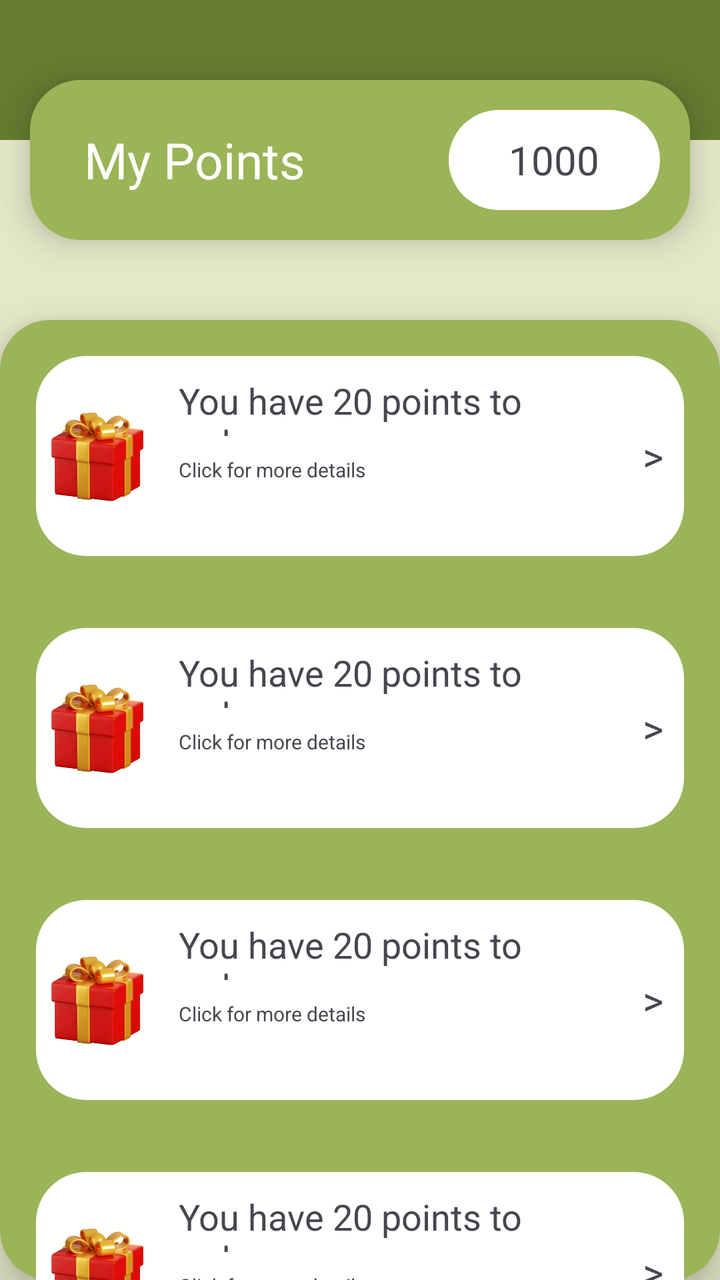
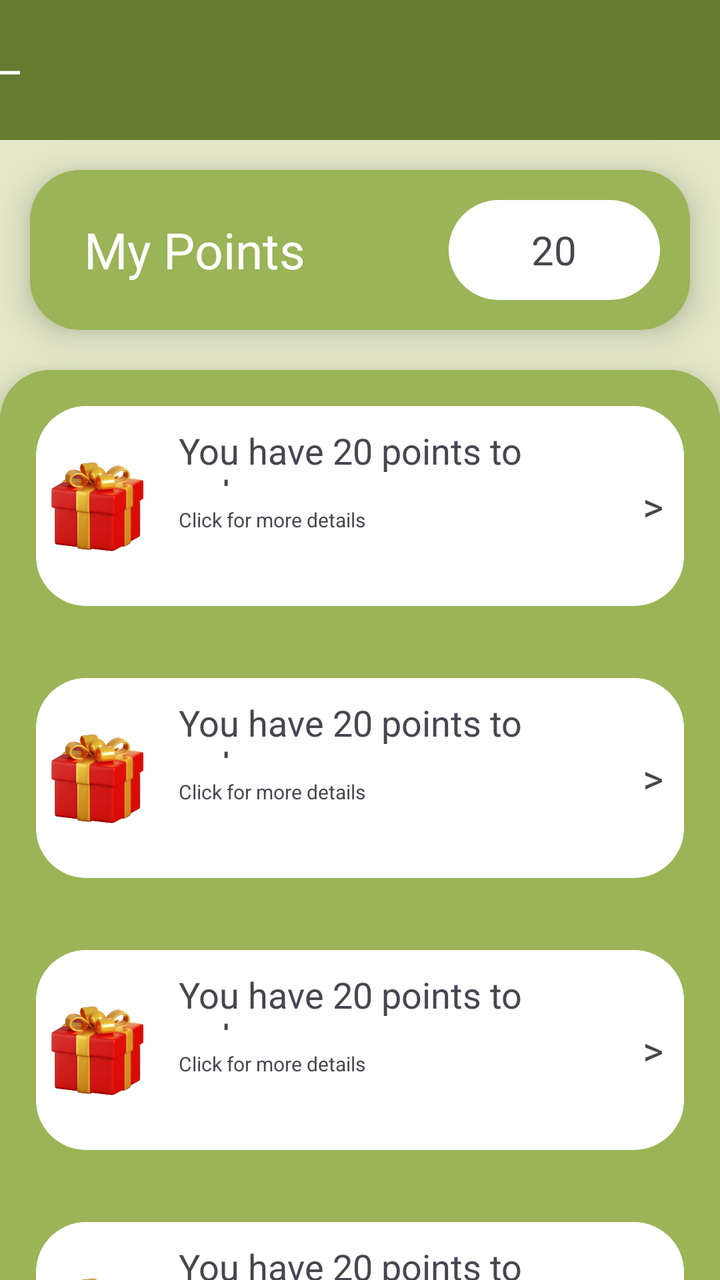

Two renders of the same Android screen: before a commit and after it. Below are the layout's source before the change and the commit's diff.
<!-- AndroidManifest.xml: application theme Theme.Gamstop -->
<!-- res/layout/activity_reward_page.xml -->
<?xml version="1.0" encoding="utf-8"?>
<FrameLayout xmlns:android="http://schemas.android.com/apk/res/android"
    xmlns:app="http://schemas.android.com/apk/res-auto"
    xmlns:tools="http://schemas.android.com/tools"
    android:id="@+id/main"
    android:layout_width="match_parent"
    android:layout_height="match_parent"
    android:orientation="vertical"
    tools:context=".MainActivity">

    <LinearLayout
    android:layout_width="match_parent"
    android:layout_height="match_parent"
        android:orientation="vertical"
    android:background="#E4E8C8">

    <TextView
        android:layout_width="match_parent"
        android:layout_height="70dp"
        android:background="#FF657C30"/>

        <LinearLayout
            android:layout_width="match_parent"
            android:layout_marginTop="90dp"
            android:layout_height="match_parent"
            android:background="@drawable/rounded_corner"
            android:backgroundTint="#9AB457"
            android:elevation="10dp"
            android:orientation="vertical">

        <include layout="@drawable/rewardlayout"/>
        <include layout="@drawable/rewardlayout"/>
        <include layout="@drawable/rewardlayout"/>
        <include layout="@drawable/rewardlayout"/>


        </LinearLayout>
    </LinearLayout>
    <LinearLayout
        android:layout_width="match_parent"
        android:layout_height="80dp"
        android:layout_marginLeft="15dp"
        android:layout_marginTop="40dp"
        android:layout_marginRight="15dp"
        android:background="@drawable/rounded_corner"
        android:backgroundTint="#9AB457"
        android:elevation="10dp"
        android:textColor="@color/white">

        <TextView
            android:layout_width="match_parent"
            android:layout_height="match_parent"
            android:layout_weight="0.7"
            android:fontFamily="sans-serif"
            android:gravity="center"
            android:paddingRight="30dp"
            android:text="My Points"
            android:textColor="@color/white"
            android:textSize="25dp" />

        <TextView
            android:layout_width="match_parent"
            android:layout_height="match_parent"
            android:layout_margin="15dp"
            android:layout_weight="1"
            android:background="@drawable/rounded_corner"
            android:backgroundTint="@color/white"
            android:gravity="center"
            android:text="1000"
            android:textSize="20dp" />

    </LinearLayout>
</FrameLayout>
<!-- resources referenced by this layout -->
<resources>
  <color name="white">#FFFFFFFF</color>
  <!-- drawable rewardlayout (drawable) -->
  <LinearLayout xmlns:android="http://schemas.android.com/apk/res/android"
      xmlns:app="http://schemas.android.com/apk/res-auto"
      xmlns:tools="http://schemas.android.com/tools"
      android:layout_width="match_parent"
      android:layout_height="100dp"
      android:background="@drawable/rounded_corner"
      android:layout_margin="18dp"
      android:backgroundTint="@color/white"
      android:orientation="horizontal">
  
  
      <ImageView
          android:layout_width="match_parent"
          android:layout_height="match_parent"
          android:layout_weight="0.75"
          android:paddingLeft="5dp"
          android:paddingRight="5dp"
          android:src="@drawable/giftbox"/>
      <LinearLayout
          android:layout_width="match_parent"
          android:layout_height="match_parent"
          android:layout_weight="0.25"
          android:layout_marginRight="10dp"
          android:orientation="vertical">
  
          <TextView
              android:layout_width="match_parent"
              android:layout_height="match_parent"
              android:layout_weight="0.2"
              android:text="You have 20 points to redeem"
              android:padding="10dp"
              android:fontFamily="sans-serif"
              android:textSize="18dp"/>
          <TextView
              android:layout_width="match_parent"
              android:layout_height="match_parent"
              android:layout_weight="0.2"
              android:text="Click for more details"
              android:paddingLeft="10dp"
              android:textSize="10dp"/>
  
      </LinearLayout>
  
      <TextView
          android:layout_width="match_parent"
          android:layout_height="match_parent"
          android:layout_weight="0.85"
          android:text=">"
          android:textSize="20dp"
          android:layout_marginRight="5dp"
          android:gravity="center"
          />
  
  </LinearLayout>
  <!-- drawable rounded_corner (drawable) -->
  <shape xmlns:android="http://schemas.android.com/apk/res/android">
      <solid android:color="@color/black"/>
      <corners android:radius="25dp"/>
  </shape>
  <style name="Theme.Gamstop" parent="Base.Theme.Gamstop" />
  <!-- drawable giftbox: webp bitmap (drawable, 18688 bytes) -->
  <color name="black">#FF000000</color>
  <style name="Base.Theme.Gamstop" parent="Theme.Material3.DayNight.NoActionBar">
          
          
      </style>
</resources>

<!-- the commit's change to res/layout/activity_reward_page.xml (unified diff, before → after) -->
@@ -17,12 +17,18 @@
     <TextView
         android:layout_width="match_parent"
         android:layout_height="70dp"
-        android:background="#FF657C30"/>
+        android:background="#FF657C30"
+        android:text="←"
+        android:gravity="center"
+        android:paddingRight="350dp"
+        android:paddingBottom="15dp"
+        android:textSize="40dp"
+        android:textColor="@color/white"/>
 
         <LinearLayout
             android:layout_width="match_parent"
-            android:layout_marginTop="90dp"
-            android:layout_height="match_parent"
+            android:layout_marginTop="115dp"
+            android:layout_height="600dp"
             android:background="@drawable/rounded_corner"
             android:backgroundTint="#9AB457"
             android:elevation="10dp"
@@ -40,7 +46,7 @@
         android:layout_width="match_parent"
         android:layout_height="80dp"
         android:layout_marginLeft="15dp"
-        android:layout_marginTop="40dp"
+        android:layout_marginTop="85dp"
         android:layout_marginRight="15dp"
         android:background="@drawable/rounded_corner"
         android:backgroundTint="#9AB457"
@@ -66,7 +72,7 @@
             android:background="@drawable/rounded_corner"
             android:backgroundTint="@color/white"
             android:gravity="center"
-            android:text="1000"
+            android:text="20"
             android:textSize="20dp" />
 
     </LinearLayout>
